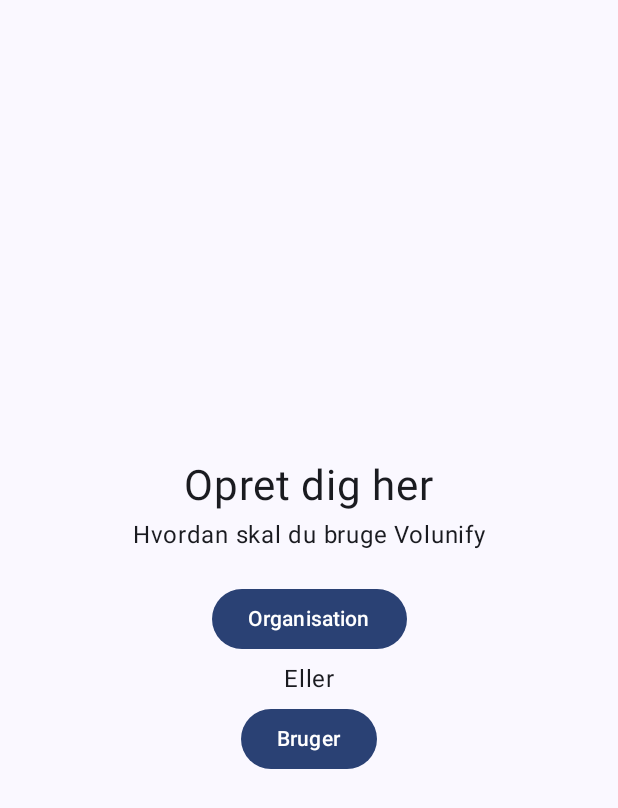
After one commit to ITA23-Studiegruppe-2/Frivillig-Eksamens-Projekt, an Android app built with Jetpack Compose: the composable UserOrOrganisation shown on its own in the app's theme, on a phone screen of 412 x 824 dp. The commit adds this screen. Shown: the top 808 px of the screen. Run offline under Robolectric (Android 15) with nearby library versions, the phone set to English and light mode, and no system bars.

Commit message:
added userOrOrganisation

```diff
--- a/app/src/main/java/com/example/frivillig_eksamens_projekt/MainActivity.kt
+++ b/app/src/main/java/com/example/frivillig_eksamens_projekt/MainActivity.kt
@@ -14,6 +14,7 @@
 import com.example.frivillig_eksamens_projekt.navigation.Navigation
 import com.example.frivillig_eksamens_projekt.ui.loginScreen.LoginScreen
 import com.example.frivillig_eksamens_projekt.ui.navigationBar.BottomNavigationBar
+import com.example.frivillig_eksamens_projekt.ui.registerScreen.UserOrOrganisation
 import com.example.frivillig_eksamens_projekt.ui_elements.theme.FrivilligEksamensProjektTheme
 
 class MainActivity : ComponentActivity() {
@@ -36,6 +37,10 @@
                         onEmailClick = { /*TODO*/ }) {
 
                     }
+
+
+
+                    Navigation()
                 }
             }
         }
--- a/app/src/main/java/com/example/frivillig_eksamens_projekt/navigation/Navigation.kt
+++ b/app/src/main/java/com/example/frivillig_eksamens_projekt/navigation/Navigation.kt
@@ -4,7 +4,7 @@
 import androidx.navigation.compose.NavHost
 import androidx.navigation.compose.composable
 import androidx.navigation.compose.rememberNavController
-
+import com.example.frivillig_eksamens_projekt.ui.loginScreen.LoginScreen
 
 
 @Composable
@@ -27,7 +27,9 @@
 
         // Login Screen
         composable(Screen.Login.route) {
-            // ADD LOGIN SCREEN COMPOSEABLE
+            LoginScreen(
+                onSuccessLogin = {navController.navigate(Screen.Home.route)}
+            )
         }
         // Register Screen
         composable(Screen.Register.route) {
--- /dev/null
+++ b/app/src/main/java/com/example/frivillig_eksamens_projekt/ui/registerScreen/UserOrOrganisation.kt
@@ -0,0 +1,53 @@
+package com.example.frivillig_eksamens_projekt.ui.registerScreen
+
+import androidx.compose.foundation.layout.Arrangement
+import androidx.compose.foundation.layout.Column
+import androidx.compose.foundation.layout.Spacer
+import androidx.compose.foundation.layout.fillMaxSize
+import androidx.compose.foundation.layout.height
+import androidx.compose.material3.Button
+import androidx.compose.material3.Text
+import androidx.compose.runtime.Composable
+import androidx.compose.runtime.getValue
+import androidx.compose.runtime.mutableStateOf
+import androidx.compose.runtime.remember
+import androidx.compose.runtime.setValue
+import androidx.compose.ui.Alignment
+import androidx.compose.ui.Modifier
+import androidx.compose.ui.unit.dp
+import androidx.compose.ui.unit.sp
+import androidx.lifecycle.ViewModel
+import androidx.navigation.NavController
+import com.example.frivillig_eksamens_projekt.services.AccountService
+
+@Composable
+fun UserOrOrganisation (navController: NavController) {
+    Column(
+        modifier = Modifier.fillMaxSize(),
+        verticalArrangement = Arrangement.Center,
+        horizontalAlignment = Alignment.CenterHorizontally
+    ) {
+
+        //Titel & undertitel
+        Text(text = "Opret dig her", fontSize = 28.sp)
+        Spacer(modifier = Modifier.height(4.dp))
+        Text(text = "Hvordan skal du bruge Volunify")
+
+
+        Spacer(modifier = Modifier.height(20.dp))
+
+
+        Button(onClick = { navController.navigate(" ") }) {
+            Text(text = "Organisation")
+        }
+        Spacer(modifier = Modifier.height(4.dp))
+        Text(text = "Eller")
+        Spacer(modifier = Modifier.height(4.dp))
+
+        Button(onClick = { navController.navigate(" ") }) {
+            Text(text = "Bruger")
+        }
+
+    }
+
+}
```
